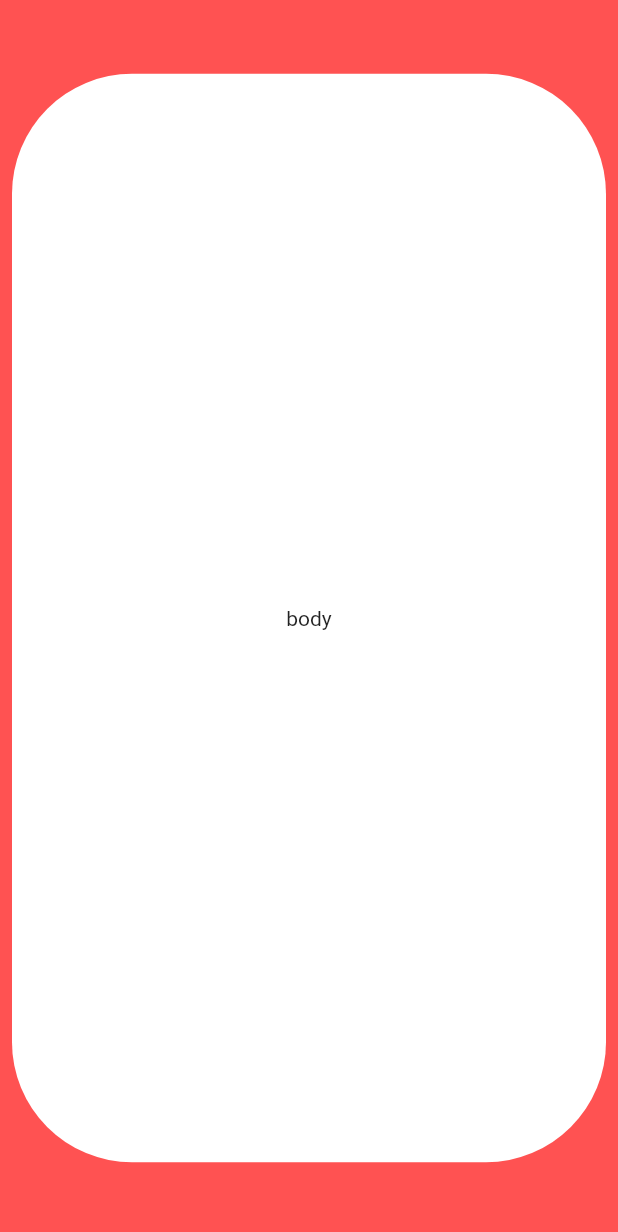
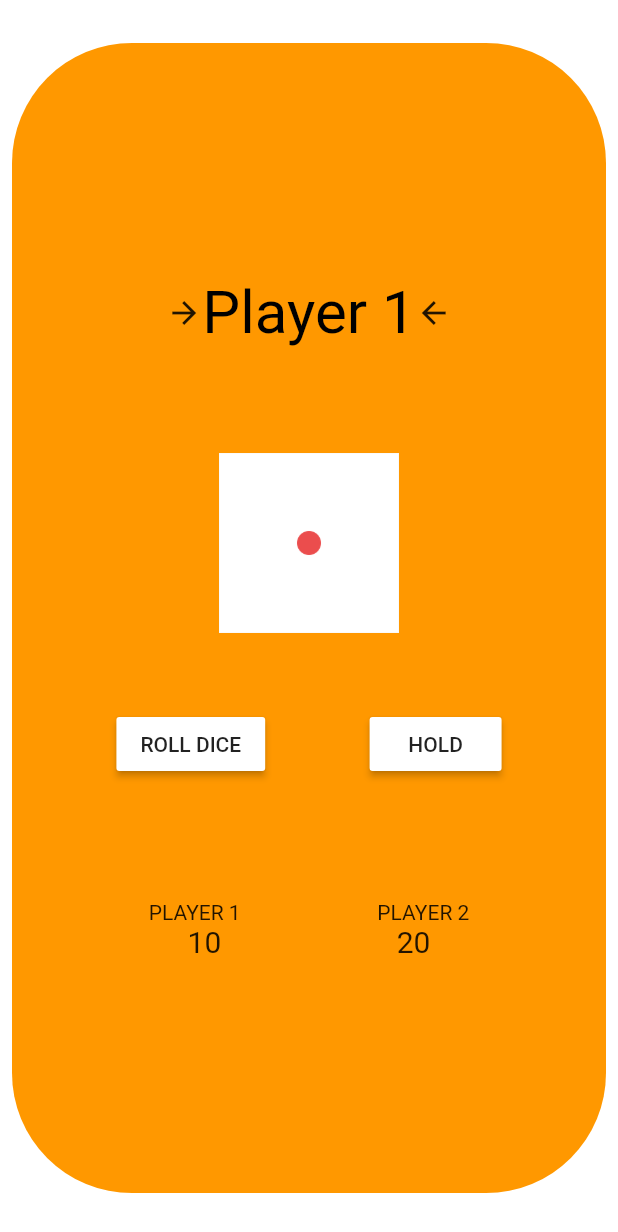
Before and after one commit to nejdetkadir/flutter_dice_game, a Flutter app: the screen it shows after launch, on a phone screen of 412 x 824 dp. Shown: the top 1232 px of the screen. Run offline on Flutter 3.47's test engine with Material 2 defaults, Android fonts, the phone set to English and light mode, and no system bars.

Commit message:
Create fundamentals of layout

```diff
--- a/lib/main.dart
+++ b/lib/main.dart
@@ -1,3 +1,5 @@
+import 'dart:math';
+
 import 'package:flutter/material.dart';
 
 void main() {
@@ -26,16 +28,111 @@ class MyHomePage extends StatefulWidget {
 }
 
 class _MyHomePageState extends State<MyHomePage> {
+  int currentRound = 0;
+  int currentPlayer = 0;
+  List<int> scores = [10,20];
+  int dice = 1;
+
+  void rollDice() {
+    dice = (new Random()).nextInt(6)+1;
+  }
 
   @override
   Widget build(BuildContext context) {
     var shownWidget = <Widget>[
-      Text("body")
+      Container(
+        margin: EdgeInsets.only(bottom: 70),
+        child: Row(
+          mainAxisAlignment: MainAxisAlignment.center,
+          children: [
+            Icon(
+                Icons.arrow_forward
+            ),
+            Text(
+                "Player ${currentPlayer+1}",
+                style: TextStyle(
+                  color: Colors.black,
+                  fontSize: 40
+                ),
+            ),
+            Icon(
+              Icons.arrow_back
+            )
+          ],
+        ),
+      ),
+      Image.asset(
+        "images/dice-${dice}.png",
+        width: 120,
+        height: 120,),
+      Container(
+        margin: EdgeInsets.only(top: 50),
+        child: Row(
+          mainAxisAlignment: MainAxisAlignment.spaceEvenly,
+          children: [
+            MaterialButton(
+              color: Colors.white,
+              onPressed: () {
+                setState(() {
+                  rollDice();
+                });
+              },
+              child: Text(
+                  "ROLL DICE"
+              ),
+            ),
+            MaterialButton(
+              color: Colors.white,
+              onPressed: () {
+                setState(() {
+                  currentPlayer == 0 ? currentPlayer = 1 : currentPlayer = 0;
+                });
+              },
+              child: Text(
+                  "HOLD"
+              ),
+            )
+          ],
+        ),
+      ),
+      Container(
+        margin: EdgeInsets.only(top: 80),
+        child: Row(
+          mainAxisAlignment: MainAxisAlignment.spaceEvenly,
+          children: [
+            Text(
+              "PLAYER 1"
+            ),
+            Text(
+              "PLAYER 2"
+            )
+          ],
+        ),
+      ),
+      Container(
+        child: Row(
+          mainAxisAlignment: MainAxisAlignment.spaceEvenly,
+          children: [
+            Text(
+              "${scores[0]}",
+              style: TextStyle(
+                fontSize: 20
+              ),
+            ),
+            Text(
+              "${scores[1]}",
+              style: TextStyle(
+                fontSize: 20
+              ),
+            )
+          ],
+        ),
+      )
     ];
 
 
     return Scaffold(
-      backgroundColor: Colors.redAccent,
+      backgroundColor: Colors.white,
       body: Column(
         crossAxisAlignment: CrossAxisAlignment.start,
         children: <Widget>[
@@ -44,7 +141,7 @@ class _MyHomePageState extends State<MyHomePage> {
             child: Container(),
           ),
           Expanded(
-            flex: 18,
+            flex: 38,
             child: Padding(
               padding: const EdgeInsets.all(8.0),
               child: Container(
@@ -52,7 +149,7 @@ class _MyHomePageState extends State<MyHomePage> {
                   decoration: BoxDecoration(
                     borderRadius:
                     BorderRadius.all(Radius.circular(80.0)),
-                    color: Colors.white,
+                    color: Colors.orange,
                   ),
                   child: Column(
                     mainAxisAlignment: MainAxisAlignment.center,
```
